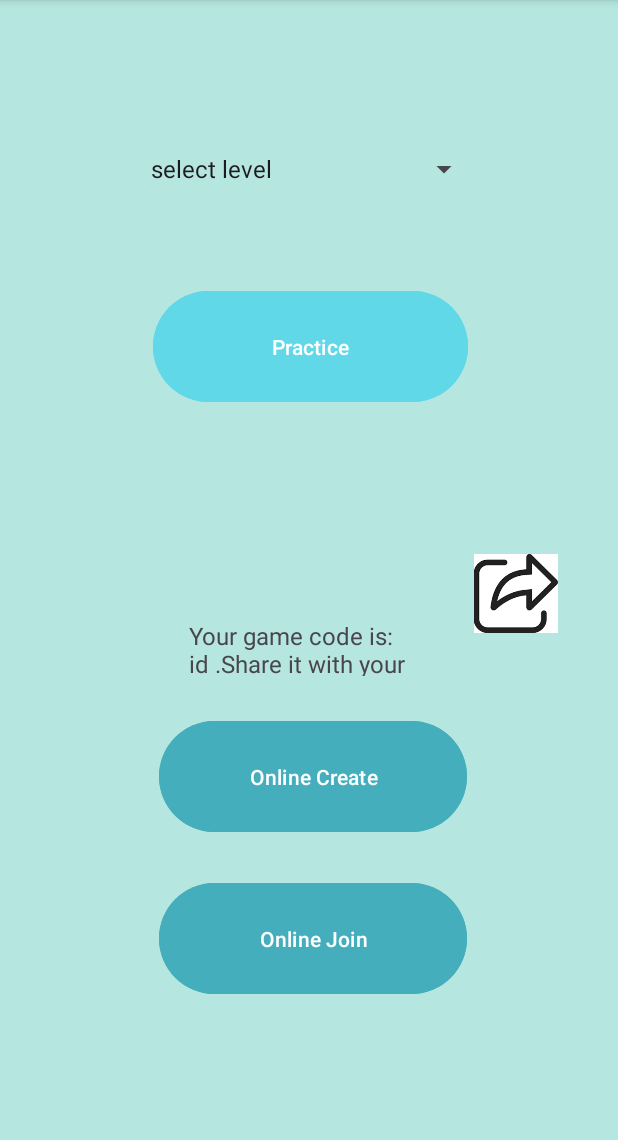
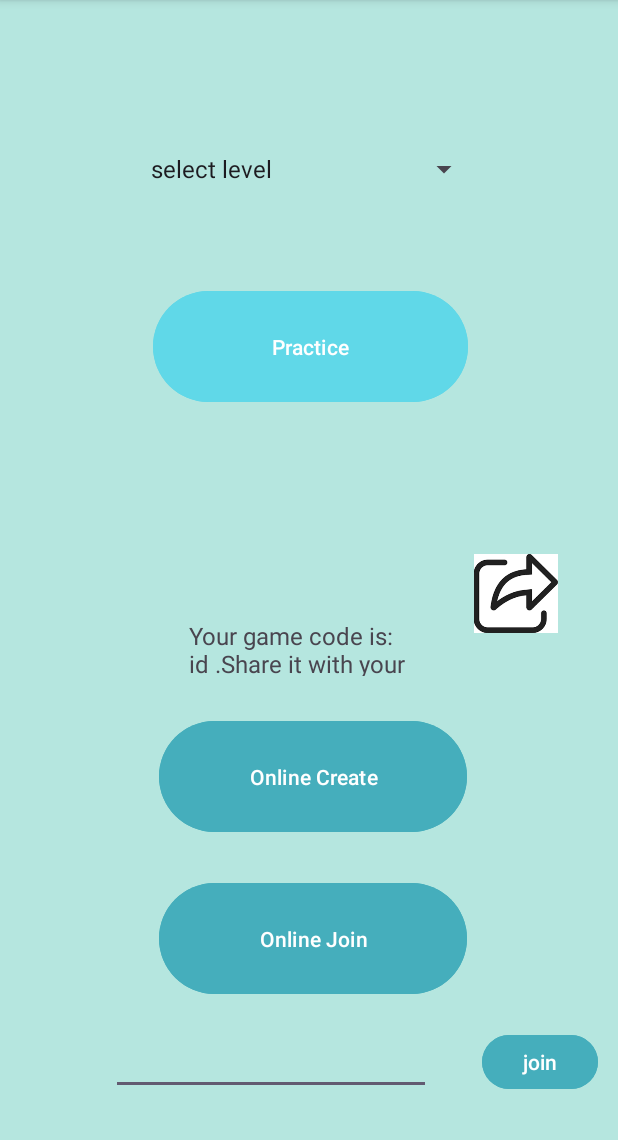
Before and after one commit to linoy510/MyApplication2, an Android app: the screen it shows after launch once a user with an empty profile is signed in (MainAtv1), after a tap on "Online Join", on a phone screen of 412 x 824 dp, the part 96-1236 px from its top. Run offline under Robolectric (Android 15) with nearby library versions, the phone set to English and light mode, and no system bars; our stand-ins replace Firebase (no records; nobody signed in at launch, a user with empty details on screens opened directly); 3 other taps on this screen came first.

```diff
--- a/app/src/main/java/com/example/myapplication/AppConstants.java
+++ b/app/src/main/java/com/example/myapplication/AppConstants.java
@@ -3,4 +3,9 @@ package com.example.myapplication;
 public class AppConstants {
 
     public final static int PRACTICE = 1;
+    public final static String Host = "host";
+    public final static String Other = "other";
+    public final static int one_phone = 1;
+    public final static int two_phone = 2;
+    public final static String game_config = "GameConfiguration";
 }
--- a/app/src/main/java/com/example/myapplication/roomGame.java
+++ b/app/src/main/java/com/example/myapplication/roomGame.java
@@ -1,4 +1,6 @@
 package com.example.myapplication;
+
+import java.util.Random;
 
 public class roomGame
 {
--- a/app/src/main/res/layout/activity_main_atv1.xml
+++ b/app/src/main/res/layout/activity_main_atv1.xml
@@ -42,7 +42,7 @@
         android:layout_marginStart="106dp"
         android:layout_marginBottom="93dp"
         android:backgroundTint="#45AEBC"
-        android:onClick="onClicked"
+        android:onClick="joinClicked"
         android:text="Online Join"
         app:layout_constraintBottom_toBottomOf="parent"
         app:layout_constraintStart_toStartOf="parent"
@@ -84,4 +84,29 @@
         app:srcCompat="@drawable/shareiconpic"
         />
 
+    <Button
+        android:visibility="invisible"
+        android:id="@+id/nextClick"
+        android:layout_width="77dp"
+        android:layout_height="44dp"
+        android:layout_marginEnd="13dp"
+        android:layout_marginBottom="30dp"
+        android:text="join"
+        android:onClick="clickToNext"
+        android:backgroundTint="#45AEBC"
+        app:layout_constraintBottom_toBottomOf="parent"
+        app:layout_constraintEnd_toEndOf="parent" />
+
+    <EditText
+        android:visibility="invisible"
+        android:id="@+id/editSend"
+        android:layout_width="wrap_content"
+        android:layout_height="wrap_content"
+        android:layout_marginStart="74dp"
+        android:layout_marginBottom="30dp"
+        android:ems="10"
+        android:inputType="text"
+        app:layout_constraintBottom_toBottomOf="parent"
+        app:layout_constraintStart_toStartOf="parent" />
+
 </androidx.constraintlayout.widget.ConstraintLayout>
```
Also changed, not shown: app/src/main/java/com/example/myapplication/MainAtv1.java (+36 -4 lines).
